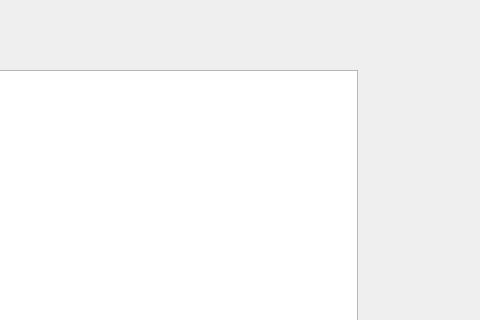
The window that Project.ui (RinLumin/-_-) describes before a commit, drawn with Qt 5; both pictures show x 303 to 783 and y 0 to 320 of the 783 by 600 pixel window.
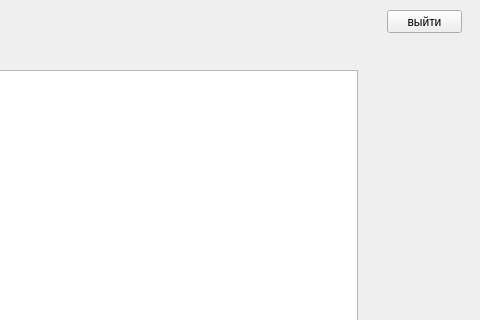
The same window after the commit.

Diff of the .ui file:
```diff
--- a/Project.ui
+++ b/Project.ui
@@ -54,6 +54,19 @@
      </rect>
     </property>
    </widget>
+   <widget class="QPushButton" name="pushButton_2">
+    <property name="geometry">
+     <rect>
+      <x>690</x>
+      <y>10</y>
+      <width>75</width>
+      <height>23</height>
+     </rect>
+    </property>
+    <property name="text">
+     <string>выйти</string>
+    </property>
+   </widget>
   </widget>
   <widget class="QMenuBar" name="menubar">
    <property name="geometry">
```
